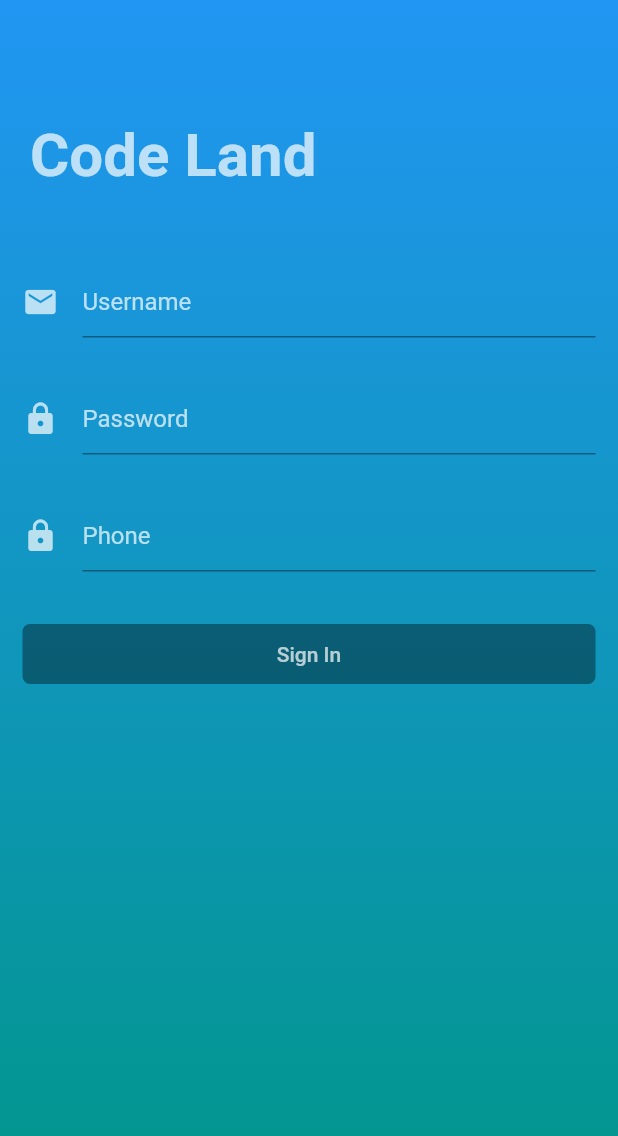
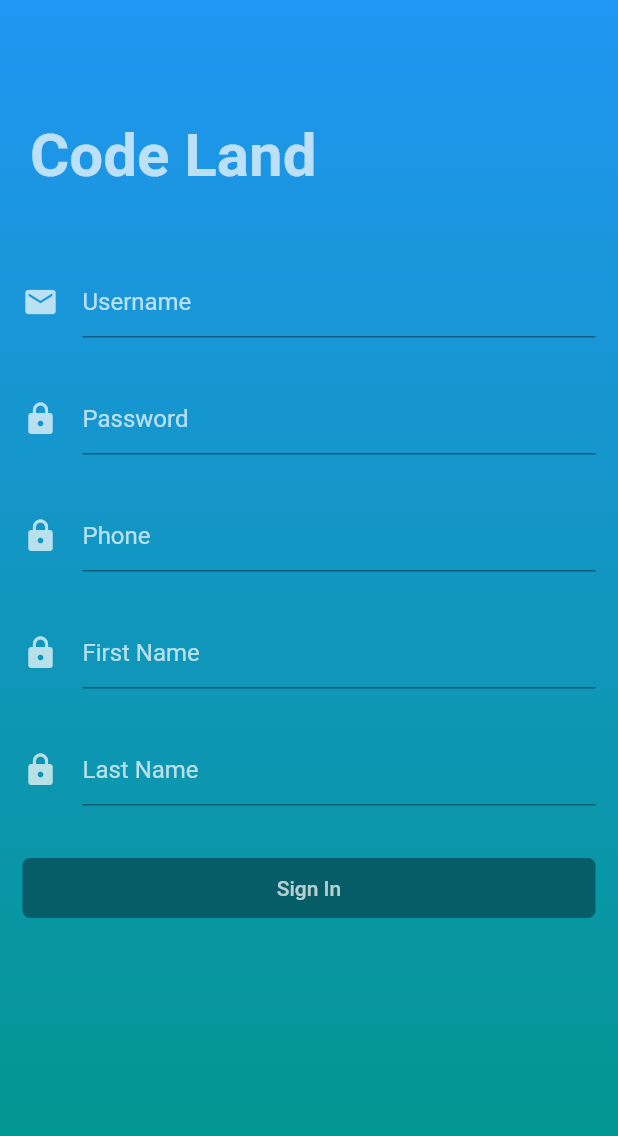
Before and after one commit to WanjiruCate/FlutterWithAPI, a Flutter app: the screen it shows after launch, on a phone screen of 412 x 824 dp. Shown: the top 1136 px of the screen. Run offline on Flutter 3.47's test engine with Material 2 defaults, Android fonts, the phone set to English and light mode, and no system bars; our stand-ins replace shared_preferences.

```diff
--- a/lib/mainpage.dart
+++ b/lib/mainpage.dart
@@ -37,7 +37,7 @@ class _MainPageState extends State<MainPage> {
         ],
       ),
       body: Center(
-        child: Text('Miin Page'),
+        child: Text('Main Page'),
       ),
     );
   }
--- a/lib/posting.dart
+++ b/lib/posting.dart
@@ -19,6 +19,8 @@ class _LoginPageState extends State<LoginPage> {
   final TextEditingController usernameController = new TextEditingController();
   final TextEditingController passwordController = new TextEditingController();
   final TextEditingController phoneController = new TextEditingController();
+  final TextEditingController firstnameController = new TextEditingController();
+  final TextEditingController lastnameController = new TextEditingController();
 
   @override
   Widget build(BuildContext context) {
@@ -45,7 +47,7 @@ class _LoginPageState extends State<LoginPage> {
     );
   }
 
-  signIn(String username, password, phone) async {
+  signIn(String username, password, phone, lastname, firstname) async {
     String url = 'http://157.245.163.170:8000/api/v1/users/';
 
     SharedPreferences sharedPreferences = await SharedPreferences.getInstance();
@@ -53,7 +55,9 @@ class _LoginPageState extends State<LoginPage> {
     Map data = {
       'username': username,
       'password': password,
-      'phonenumber': phone
+      'phonenumber': phone,
+      'first_name': firstname,
+      'last_name': lastname,
     };
 
     var jsonResponse = null;
@@ -66,6 +70,7 @@ class _LoginPageState extends State<LoginPage> {
         setState(() {
           _isLoading = false;
           sharedPreferences.setString("token", jsonResponse['token']);
+         // sharedPreferences.setString('id', jsonResponse['id']);
           Navigator.of(context).pushAndRemoveUntil(
               MaterialPageRoute(builder: (BuildContext context) => MainPage()),
               (Route<dynamic> route) => false);
@@ -74,7 +79,9 @@ class _LoginPageState extends State<LoginPage> {
     } else {
       setState(() {
         _isLoading = false;
-        print(response.body);
+        Text(response.body);
+        print('Print' + response.body);
+       // print('ID == '+ jsonResponse['id']);
       });
     }
   }
@@ -92,8 +99,12 @@ class _LoginPageState extends State<LoginPage> {
                 : () {
                     setState(() {
                       _isLoading = true;
-                      signIn(usernameController.text, passwordController.text,
-                          phoneController.text);
+                      signIn(
+                          usernameController.text,
+                          passwordController.text,
+                          phoneController.text,
+                          firstnameController.text,
+                          lastnameController.text);
                     });
                   },
         elevation: 0.0,
@@ -149,6 +160,34 @@ class _LoginPageState extends State<LoginPage> {
               hintStyle: TextStyle(color: Colors.white70),
             ),
           ),
+          SizedBox(height: 30.0),
+          TextFormField(
+            controller: firstnameController,
+            cursorColor: Colors.white,
+            obscureText: false,
+            style: TextStyle(color: Colors.white70),
+            decoration: InputDecoration(
+              icon: Icon(Icons.lock, color: Colors.white70),
+              hintText: "First Name",
+              border: UnderlineInputBorder(
+                  borderSide: BorderSide(color: Colors.white70)),
+              hintStyle: TextStyle(color: Colors.white70),
+            ),
+          ),
+          SizedBox(height: 30.0),
+          TextFormField(
+            controller: lastnameController,
+            cursorColor: Colors.white,
+            obscureText: false,
+            style: TextStyle(color: Colors.white70),
+            decoration: InputDecoration(
+              icon: Icon(Icons.lock, color: Colors.white70),
+              hintText: "Last Name",
+              border: UnderlineInputBorder(
+                  borderSide: BorderSide(color: Colors.white70)),
+              hintStyle: TextStyle(color: Colors.white70),
+            ),
+          ),
         ],
       ),
     );
```
